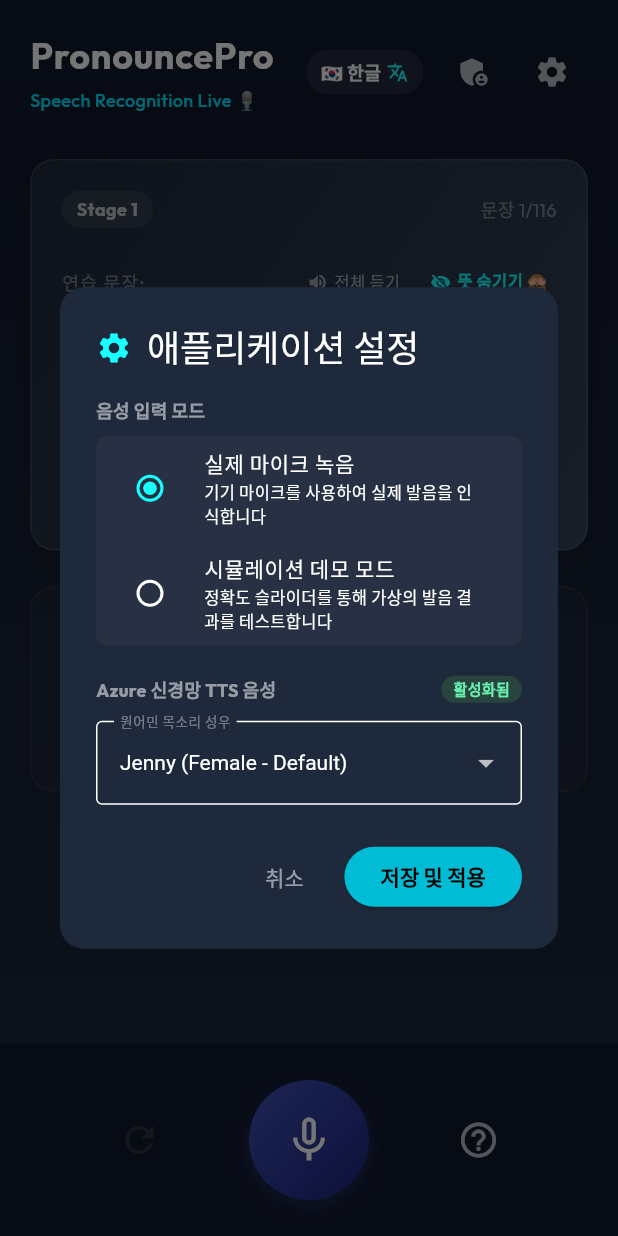
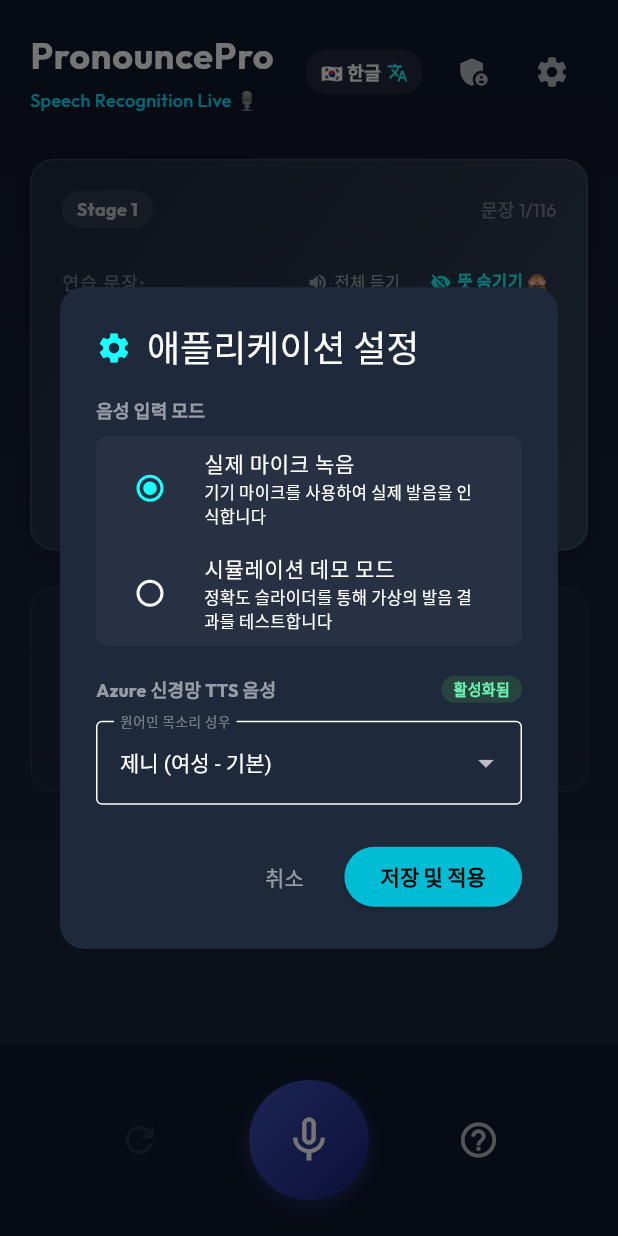
Before and after one commit to plan153/my_english_app, a Flutter app: the screen it shows after launch, after a tap on the "settings" icon, on a phone screen of 412 x 824 dp. Run offline on Flutter 3.47's test engine with Material 3 defaults, Android fonts, the light colour scheme and no system bars; our stand-ins replace audioplayers, file_picker, flutter_tts, google_fonts, permission_handler, shared_preferences and 1 more; missing offline and left inert: dart:html, dart:js, string_similarity.

Commit message:
fix: translate settings voice dropdown items and empty db view to Korean, update package references for unit tests

```diff
--- a/lib/screens/practice_screen.dart
+++ b/lib/screens/practice_screen.dart
@@ -241,14 +241,14 @@
                       children: [
                         const Icon(Icons.inbox, color: Colors.white24, size: 64),
                         const SizedBox(height: 16),
-                        const Text(
-                          'No practice sentences found.',
-                          style: TextStyle(color: Colors.white70, fontSize: 16, fontWeight: FontWeight.bold),
+                        Text(
+                          TranslationService.get('no_sentences'),
+                          style: const TextStyle(color: Colors.white70, fontSize: 16, fontWeight: FontWeight.bold),
                         ),
                         const SizedBox(height: 8),
-                        const Text(
-                          'Please go to the Admin Panel to add or upload sentences.',
-                          style: TextStyle(color: Colors.white38, fontSize: 13),
+                        Text(
+                          TranslationService.get('admin_guide'),
+                          style: const TextStyle(color: Colors.white38, fontSize: 13),
                           textAlign: TextAlign.center,
                         ),
                         const SizedBox(height: 24),
@@ -260,7 +260,7 @@
                             shape: RoundedRectangleBorder(borderRadius: BorderRadius.circular(12)),
                           ),
                           icon: const Icon(Icons.admin_panel_settings),
-                          label: const Text('Go to Admin Panel', style: TextStyle(fontWeight: FontWeight.bold)),
+                          label: Text(TranslationService.get('go_admin'), style: const TextStyle(fontWeight: FontWeight.bold)),
                           onPressed: () async {
                             final changed = await Navigator.push<bool>(
                               context,
@@ -433,12 +433,12 @@
                         border: const OutlineInputBorder(),
                       ),
                       style: const TextStyle(color: Colors.white, fontSize: 14),
-                      items: const [
-                        DropdownMenuItem(value: 'en-US-JennyNeural', child: Text('Jenny (Female - Default)')),
-                        DropdownMenuItem(value: 'en-US-GuyNeural', child: Text('Guy (Male)')),
-                        DropdownMenuItem(value: 'en-US-AriaNeural', child: Text('Aria (Female - Educational)')),
-                        DropdownMenuItem(value: 'en-GB-SoniaNeural', child: Text('Sonia (Female - UK)')),
-                        DropdownMenuItem(value: 'en-GB-RyanNeural', child: Text('Ryan (Male - UK)')),
+                      items: [
+                        DropdownMenuItem(value: 'en-US-JennyNeural', child: Text(TranslationService.get('voice_jenny'))),
+                        DropdownMenuItem(value: 'en-US-GuyNeural', child: Text(TranslationService.get('voice_guy'))),
+                        DropdownMenuItem(value: 'en-US-AriaNeural', child: Text(TranslationService.get('voice_aria'))),
+                        DropdownMenuItem(value: 'en-GB-SoniaNeural', child: Text(TranslationService.get('voice_sonia'))),
+                        DropdownMenuItem(value: 'en-GB-RyanNeural', child: Text(TranslationService.get('voice_ryan'))),
                       ],
                       onChanged: (val) {
                         if (val != null) {
--- a/lib/services/translation_service.dart
+++ b/lib/services/translation_service.dart
@@ -82,6 +82,14 @@
     'admin_success_import': '데이터베이스 업로드 완료!',
     'admin_sentence_added': '새 문장이 추가되었습니다.',
     'admin_btn_delete': '삭제',
+    'no_sentences': '등록된 연습 문장이 없습니다.',
+    'admin_guide': '관리자 패널로 이동하여 문장을 추가하거나 업로드해 주세요.',
+    'go_admin': '관리자 패널로 이동',
+    'voice_jenny': '제니 (여성 - 기본)',
+    'voice_guy': '가이 (남성)',
+    'voice_aria': '아리아 (여성 - 교육용)',
+    'voice_sonia': '소니아 (여성 - 영국 발음)',
+    'voice_ryan': '라이언 (남성 - 영국 발음)',
   };
 
   /// English fallback translations map
@@ -155,5 +163,13 @@
     'admin_success_import': 'Database imported successfully!',
     'admin_sentence_added': 'New sentence added successfully.',
     'admin_btn_delete': 'Delete',
+    'no_sentences': 'No practice sentences found.',
+    'admin_guide': 'Please go to the Admin Panel to add or upload sentences.',
+    'go_admin': 'Go to Admin Panel',
+    'voice_jenny': 'Jenny (Female - Default)',
+    'voice_guy': 'Guy (Male)',
+    'voice_aria': 'Aria (Female - Educational)',
+    'voice_sonia': 'Sonia (Female - UK)',
+    'voice_ryan': 'Ryan (Male - UK)',
   };
 }
```
Also changed, not shown: 2 other files.
